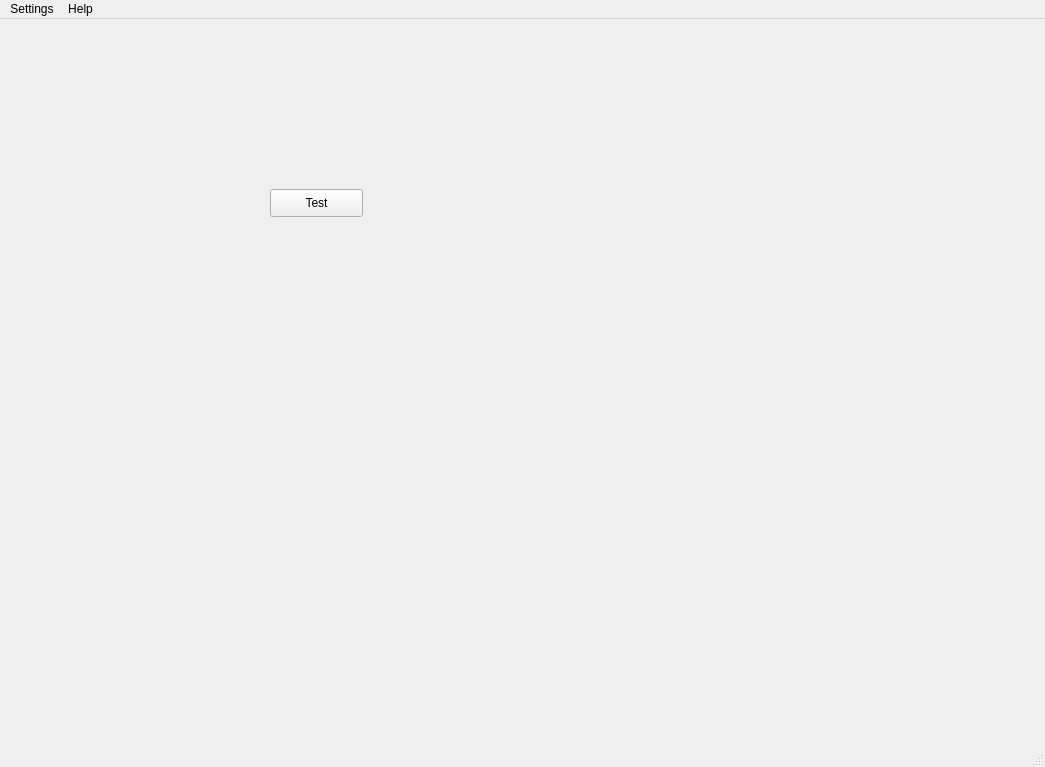
Old version of the form ServiceManager/GUI/layouts/MainWindow.ui in the repository ISISNeutronMuon/HLM_PV_Import.
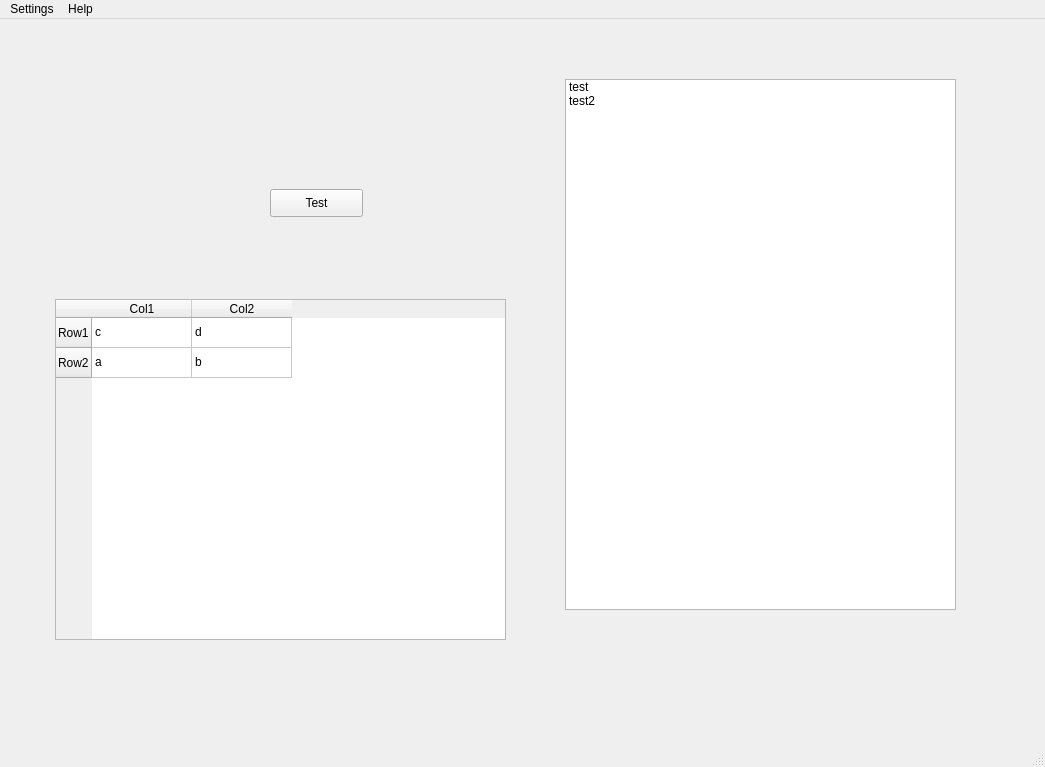
New version of the form.

What changed in the file:
```diff
--- a/ServiceManager/GUI/layouts/MainWindow.ui
+++ b/ServiceManager/GUI/layouts/MainWindow.ui
@@ -30,6 +30,76 @@
      <string>Test</string>
     </property>
    </widget>
+   <widget class="QListWidget" name="listWidget">
+    <property name="geometry">
+     <rect>
+      <x>565</x>
+      <y>60</y>
+      <width>391</width>
+      <height>531</height>
+     </rect>
+    </property>
+    <item>
+     <property name="text">
+      <string>test</string>
+     </property>
+    </item>
+    <item>
+     <property name="text">
+      <string>test2</string>
+     </property>
+    </item>
+   </widget>
+   <widget class="QTableWidget" name="tableWidget_2">
+    <property name="geometry">
+     <rect>
+      <x>55</x>
+      <y>280</y>
+      <width>451</width>
+      <height>341</height>
+     </rect>
+    </property>
+    <row>
+     <property name="text">
+      <string>Row1</string>
+     </property>
+    </row>
+    <row>
+     <property name="text">
+      <string>Row2</string>
+     </property>
+    </row>
+    <column>
+     <property name="text">
+      <string>Col1</string>
+     </property>
+    </column>
+    <column>
+     <property name="text">
+      <string>Col2</string>
+     </property>
+    </column>
+    <item row="0" column="0">
+     <property name="text">
+      <string>c</string>
+     </property>
+    </item>
+    <item row="0" column="1">
+     <property name="text">
+      <string>d</string>
+     </property>
+    </item>
+    <item row="1" column="0">
+     <property name="text">
+      <string>a</string>
+     </property>
+    </item>
+    <item row="1" column="1">
+     <property name="text">
+      <string>b</string>
+     </property>
+    </item>
+   </widget>
   </widget>
   <widget class="QStatusBar" name="statusbar"/>
   <widget class="QMenuBar" name="menuBar">
```
Left out of the diff: 5 changed lines with no effect on the pictures.
